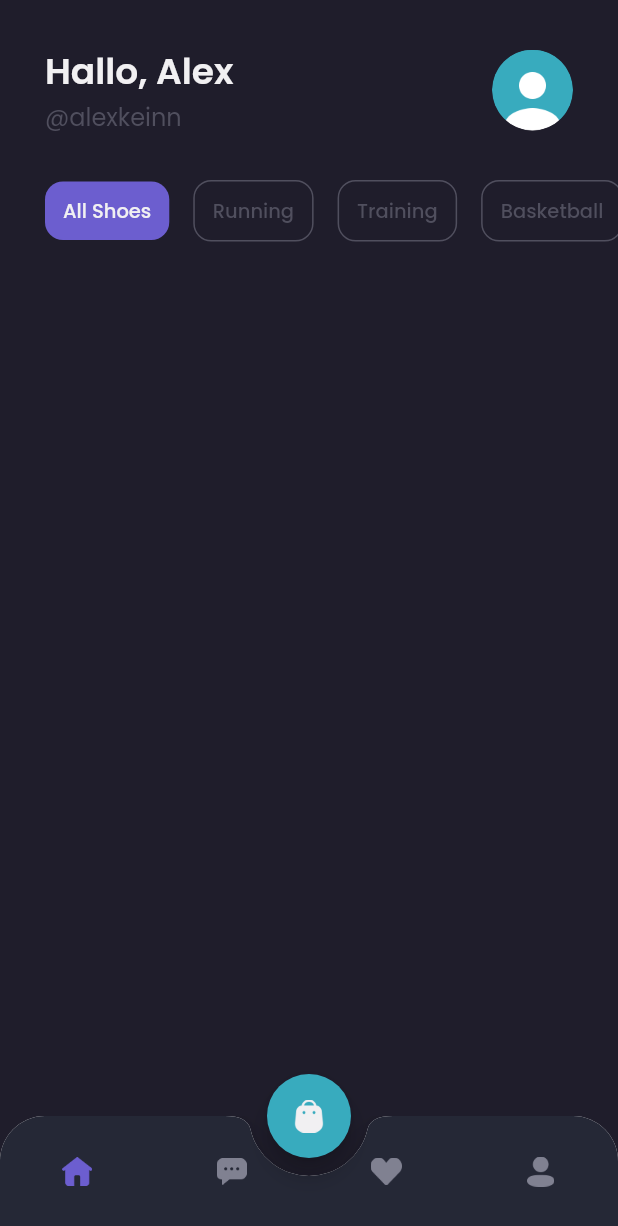
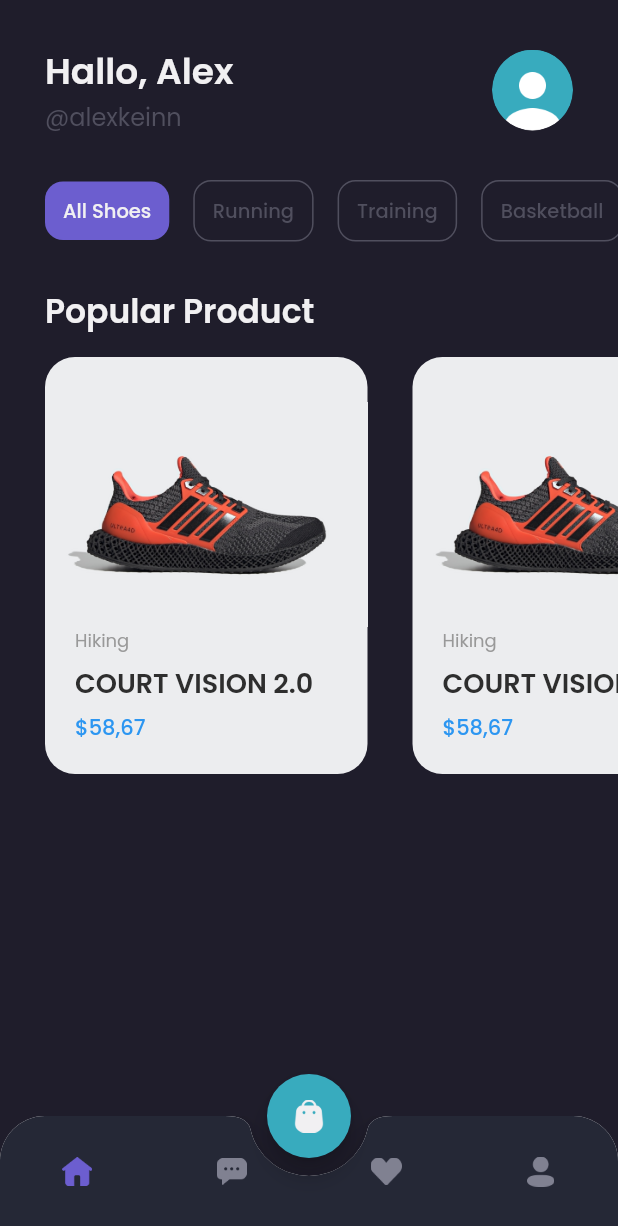
Before and after one commit to fathurzoy/shamo, a Flutter app: the MainPage screen opened by its route, on a phone screen of 412 x 824 dp. Shown: the top 1226 px of the screen. Run offline on Flutter 3.47's test engine with Material 2 defaults, Android fonts, the phone set to English and light mode, and no system bars; our stand-ins replace google_fonts.

Commit message:
Home Page Bagian Popular Products

```diff
--- a/lib/pages/home/home_page.dart
+++ b/lib/pages/home/home_page.dart
@@ -1,5 +1,6 @@
 import 'package:flutter/material.dart';
 import 'package:shamo/theme.dart';
+import 'package:shamo/widgets/product_card.dart';
 
 class HomePage extends StatelessWidget {
   const HomePage({Key? key}) : super(key: key);
@@ -174,10 +175,52 @@ class HomePage extends StatelessWidget {
       );
     }
 
+    Widget popularProductTitle() {
+      return Container(
+        margin: EdgeInsets.only(
+          top: defaultMargin,
+          left: defaultMargin,
+          right: defaultMargin,
+        ),
+        child: Text(
+          "Popular Product",
+          style: primaryTextStyle.copyWith(
+            fontSize: 22,
+            fontWeight: semiBold,
+          ),
+        ),
+      );
+    }
+
+    Widget popularProduct() {
+      return Container(
+        margin: EdgeInsets.only(top: 14),
+        child: SingleChildScrollView(
+          scrollDirection: Axis.horizontal,
+          child: Row(
+            children: [
+              SizedBox(
+                width: defaultMargin,
+              ),
+              Row(
+                children: [
+                  ProductCard(),
+                  ProductCard(),
+                  ProductCard(),
+                ],
+              ),
+            ],
+          ),
+        ),
+      );
+    }
+
     return ListView(
       children: [
         header(),
         categories(),
+        popularProductTitle(),
+        popularProduct(),
       ],
     );
   }
--- /dev/null
+++ b/lib/widgets/product_card.dart
@@ -0,0 +1,72 @@
+import 'package:flutter/material.dart';
+import 'package:shamo/theme.dart';
+
+class ProductCard extends StatelessWidget {
+  const ProductCard({Key? key}) : super(key: key);
+
+  @override
+  Widget build(BuildContext context) {
+    return Container(
+      width: 215,
+      height: 278,
+      margin: EdgeInsets.only(
+        right: defaultMargin,
+      ),
+      decoration: BoxDecoration(
+        borderRadius: BorderRadius.circular(20),
+        color: Color(0xffECEDEF),
+      ),
+      child: Column(
+        crossAxisAlignment: CrossAxisAlignment.start,
+        children: [
+          SizedBox(
+            height: 30,
+          ),
+          Image.asset(
+            "assets/image_shoes.png",
+            width: 215,
+            height: 150,
+            fit: BoxFit.cover,
+          ),
+          Container(
+            margin: EdgeInsets.symmetric(
+              horizontal: 20,
+            ),
+            child: Column(
+              crossAxisAlignment: CrossAxisAlignment.start,
+              children: [
+                Text(
+                  "Hiking",
+                  style: secondaryTextStyle.copyWith(
+                    fontSize: 12,
+                  ),
+                ),
+                SizedBox(
+                  height: 6,
+                ),
+                Text(
+                  "COURT VISION 2.0",
+                  style: blackTextStyle.copyWith(
+                    fontSize: 18,
+                    fontWeight: semiBold,
+                  ),
+                  overflow: TextOverflow.ellipsis,
+                ),
+                SizedBox(
+                  height: 6,
+                ),
+                Text(
+                  "\$58,67",
+                  style: priceTextStyle.copyWith(
+                    fontSize: 14,
+                    fontWeight: medium,
+                  ),
+                ),
+              ],
+            ),
+          )
+        ],
+      ),
+    );
+  }
+}
```
